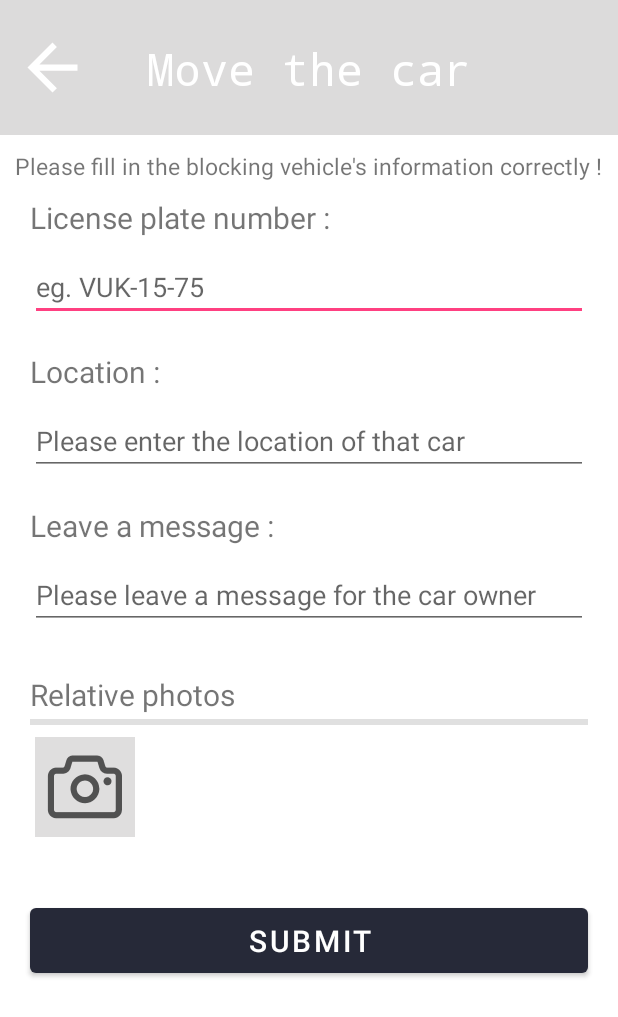
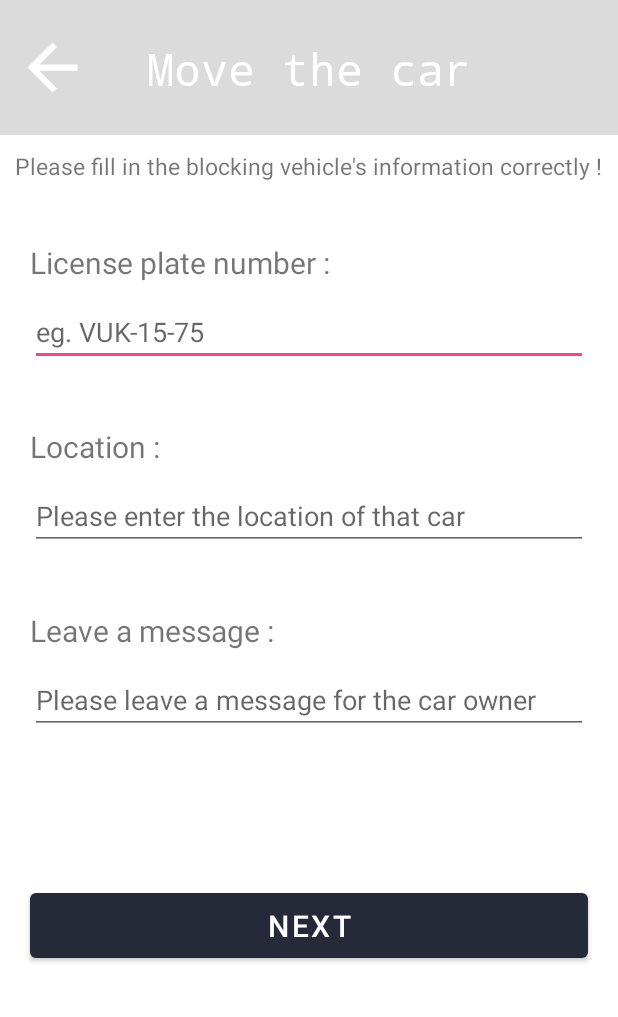
Before and after one commit to JQ-SWE/final_mobile, an Android app: the MoveCarActivity2 screen opened directly, with no data from a screen before it, on a phone screen of 412 x 824 dp. Shown: the top 1017 px of the screen. Run offline under Robolectric (Android 15) with nearby library versions, the phone set to English and light mode, and no system bars.

Commit message:
photo ok

```diff
--- a/app/build.gradle
+++ b/app/build.gradle
@@ -37,7 +37,7 @@ dependencies {
     implementation 'androidx.constraintlayout:constraintlayout:2.0.4'
     implementation 'com.karumi:dexter:6.2.3'
     implementation 'com.journeyapps:zxing-android-embedded:4.2.0'
+    implementation 'com.squareup.picasso:picasso:2.71828'
     testImplementation 'junit:junit:4.13.2'
     androidTestImplementation 'androidx.test.ext:junit:1.1.3'
-    androidTestImplementation 'androidx.test.espresso:espresso-core:3.4.0'
 }
--- a/app/src/main/java/com/example/afinal/MoveCarActivity2.java
+++ b/app/src/main/java/com/example/afinal/MoveCarActivity2.java
@@ -8,20 +8,10 @@ import android.widget.ImageButton;
 
 public class MoveCarActivity2 extends AppCompatActivity {
 
-    ImageButton btn_capture;
-
     @Override
     protected void onCreate(Bundle savedInstanceState) {
         super.onCreate(savedInstanceState);
         setContentView(R.layout.activity_move_car2);
 
-        btn_capture = (ImageButton) findViewById(R.id.btn_carphoto);
-
-        btn_capture.setOnClickListener(new View.OnClickListener() {
-            @Override
-            public void onClick(View v) {
-
-            }
-        });
     }
 }
--- a/app/src/main/res/layout/activity_move_car1.xml
+++ b/app/src/main/res/layout/activity_move_car1.xml
@@ -71,7 +71,7 @@
 
     <Button
         android:layout_width="wrap_content"
-        android:layout_height="60dp"
+        android:layout_height="80dp"
         android:text="APPLY FOR MOVING THE CAR"
         android:textSize="20dp"
         android:layout_below="@+id/et_movecar_location"
--- a/app/src/main/res/layout/activity_move_car2.xml
+++ b/app/src/main/res/layout/activity_move_car2.xml
@@ -47,7 +47,7 @@
         android:text="License plate number :"
         android:textSize="20dp"
         android:layout_below="@+id/tv_info"
-        android:layout_marginTop="10dp"
+        android:layout_marginTop="40dp"
         android:layout_marginStart="20dp"/>
 
     <EditText
@@ -67,7 +67,7 @@
         android:text="Location :"
         android:textSize="20dp"
         android:layout_below="@+id/et_Licenseplatenumber"
-        android:layout_marginTop="20dp"
+        android:layout_marginTop="40dp"
         android:layout_marginStart="20dp" />
 
     <EditText
@@ -87,7 +87,7 @@
         android:text="Leave a message :"
         android:textSize="20dp"
         android:layout_below="@+id/et_location"
-        android:layout_marginTop="20dp"
+        android:layout_marginTop="40dp"
         android:layout_marginStart="20dp" />
 
     <EditText
@@ -100,44 +100,13 @@
         android:layout_marginTop="10dp"
         android:hint="Please leave a message for the car owner"/>
 
-    <TextView
-        android:layout_width="wrap_content"
-        android:layout_height="wrap_content"
-        android:text="Relative photos"
-        android:textSize="20dp"
-        android:layout_below="@id/et_message"
-        android:layout_marginTop="30dp"
-        android:layout_marginStart="20dp"/>
-
-    <View
-        android:id="@+id/divider"
-        android:layout_width="match_parent"
-        android:layout_height="4dp"
-        android:background="?android:attr/listDivider"
-        android:layout_below="@+id/et_message"
-        android:layout_marginTop="60dp"
-        android:layout_marginStart="20dp"
-        android:layout_marginEnd="20dp"/>
-
-    <ImageButton
-        android:id="@+id/btn_carphoto"
-        android:layout_width="wrap_content"
-        android:layout_height="wrap_content"
-        android:layout_below="@+id/divider"
-        android:layout_marginTop="-25dp"
-        android:background="#DFDEDE"
-        android:scaleX="0.5"
-        android:scaleY="0.5"
-        android:layout_marginStart="-10dp"
-        android:src="@drawable/photo" />
-
     <Button
         android:id="@+id/movecar2_submit"
         android:layout_width="match_parent"
         android:layout_height="55dp"
-        android:text="SUBMIT"
+        android:text="NEXT"
         android:layout_below="@id/et_message"
-        android:layout_marginTop="180dp"
+        android:layout_marginTop="100dp"
         android:layout_centerHorizontal="true"
         android:textSize="20dp"
         android:layout_marginStart="20dp"
--- a/app/src/main/res/layout/homepage.xml
+++ b/app/src/main/res/layout/homepage.xml
@@ -199,6 +199,11 @@
                             android:padding="10dp"
                             android:text="Move The Car"
                             android:textSize="20sp" />
+                        <Button
+                            android:id="@+id/MoveCar"
+                            android:layout_width="match_parent"
+                            android:layout_height="match_parent"
+                            android:background="#00FFFFFF" />
                     </RelativeLayout>
                 </androidx.cardview.widget.CardView>
             </LinearLayout>
```
Also changed, not shown: app/src/main/AndroidManifest.xml (+5 -2 lines), app/src/main/java/com/example/afinal/HomeActivity.java (+12 -1 lines), app/src/main/java/com/example/afinal/MoveCarActivity3.java (added, +127 -0 lines), app/src/main/res/layout/activity_move_car3.xml (added, +98 -0 lines), app/src/main/res/layout/image.xml (added, +18 -0 lines).
